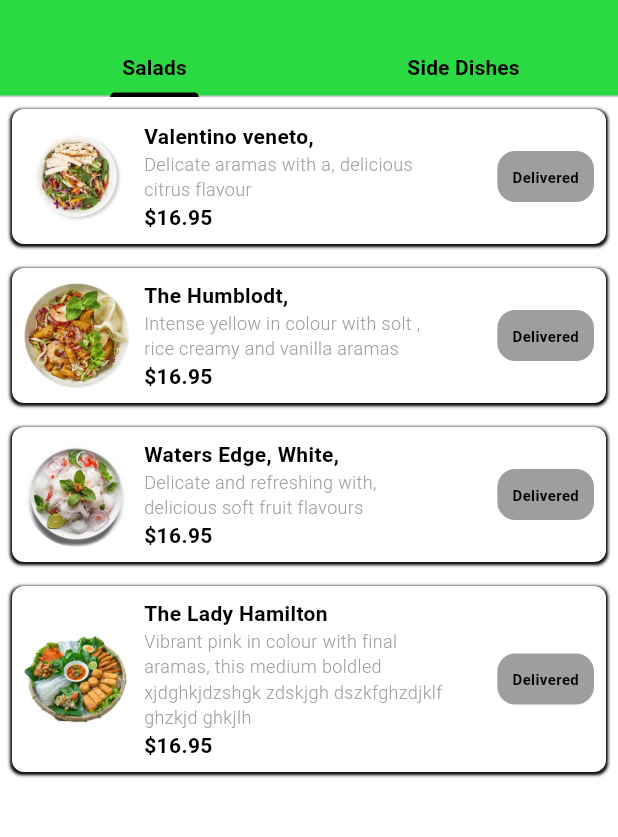
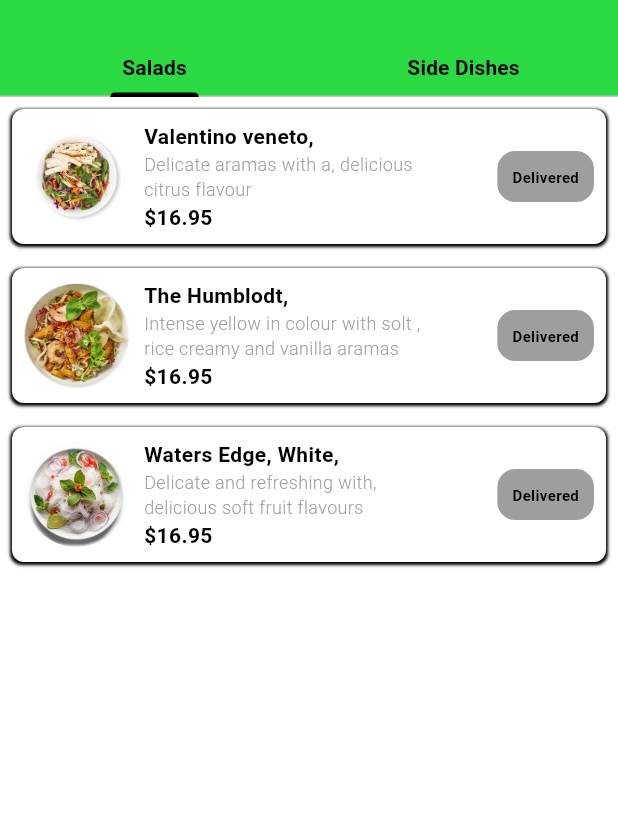
Before and after one commit to saifulhr/app8, a Flutter app: the screen it shows after launch, on a phone screen of 412 x 824 dp, the part 59-896 px from its top. Run offline on Flutter 3.47's test engine with Material 3 defaults, Android fonts, the phone set to English and light mode, and no system bars.

Commit message:
remove list data

```diff
--- a/lib/main.dart
+++ b/lib/main.dart
@@ -30,12 +30,6 @@ class _MyAppState extends State<MyApp> {
       'images': 'assets/images/download (3).jpg',
       'title': 'Waters Edge, White,',
       'desc': 'Delicate and refreshing with, delicious soft fruit flavours',
-      'price': '\$16.95',
-    },
-    {
-      'images': 'assets/images/download.jpg',
-      'title': 'The Lady Hamilton',
-      'desc': 'Vibrant pink in colour with final aramas, this medium boldled xjdghkjdzshgk zdskjgh dszkfghzdjklf ghzkjd ghkjlh',
       'price': '\$16.95',
     },
   ];
```
